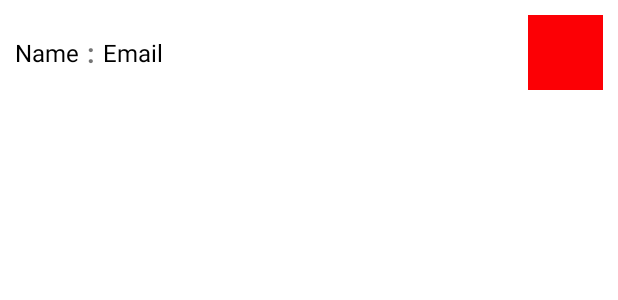
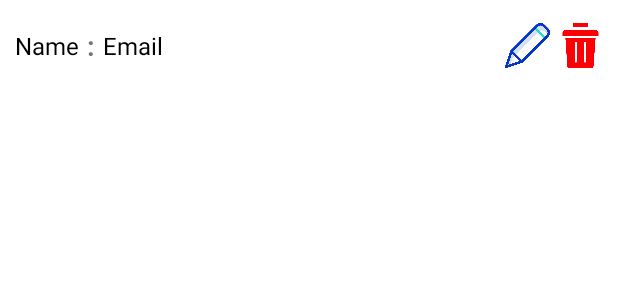
Before and after one commit to Madhan-Rkv-10/CRUD-App, an Android app: the layout item_row.xml on its own in the app's theme, with its tools: preview values and no code run, on a phone screen of 412 x 824 dp. Shown: the top 300 px of the screen. Run offline under Robolectric (Android 15) with nearby library versions, the phone set to English and light mode, and no system bars.

Commit message:
Changing edit and delete icon

```diff
--- a/app/src/main/res/layout/item_row.xml
+++ b/app/src/main/res/layout/item_row.xml
@@ -36,19 +36,15 @@
 
     <ImageView
         android:id="@+id/ivEdit"
-        android:layout_width="50dp"
-        android:layout_height="50dp"
-        android:contentDescription="image"
-        android:foreground="?attr/selectableItemBackgroundBorderless"
-        android:scaleType="center"
-        android:src="@drawable/ic_action_edit" />
+        android:layout_width="30dp"
+        android:layout_height="30dp"
+        android:layout_margin="5dp"
+        android:src="@drawable/pen" />
 
     <ImageView
         android:id="@+id/ivDelete"
-        android:layout_width="50dp"
-        android:layout_height="50dp"
-        android:contentDescription="image"
-        android:foreground="?attr/selectableItemBackgroundBorderless"
-        android:scaleType="center"
+        android:layout_width="30dp"
+        android:layout_height="30dp"
+
         android:src="@drawable/ic_action_delete" />
 </LinearLayout>
```
